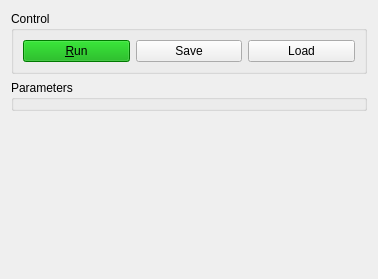
viennamos/viennamos-dev, file framework/ui/modulecontrol.ui: the form before one commit.
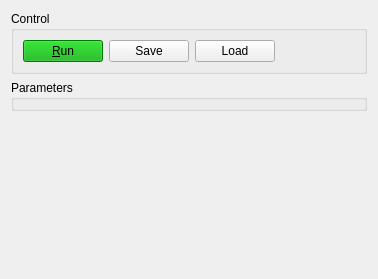
The form after the commit.

Commit message:
viennamini new UI implemented+linked solver,problem,temperature
now off to linking the contact and segment specific paramters

```diff
--- a/framework/ui/modulecontrol.ui
+++ b/framework/ui/modulecontrol.ui
@@ -47,6 +47,19 @@
         </property>
        </widget>
       </item>
+      <item>
+       <spacer name="horizontalSpacer">
+        <property name="orientation">
+         <enum>Qt::Horizontal</enum>
+        </property>
+        <property name="sizeHint" stdset="0">
+         <size>
+          <width>40</width>
+          <height>20</height>
+         </size>
+        </property>
+       </spacer>
+      </item>
      </layout>
     </widget>
    </item>
```
The commit also changes 5 other files.
